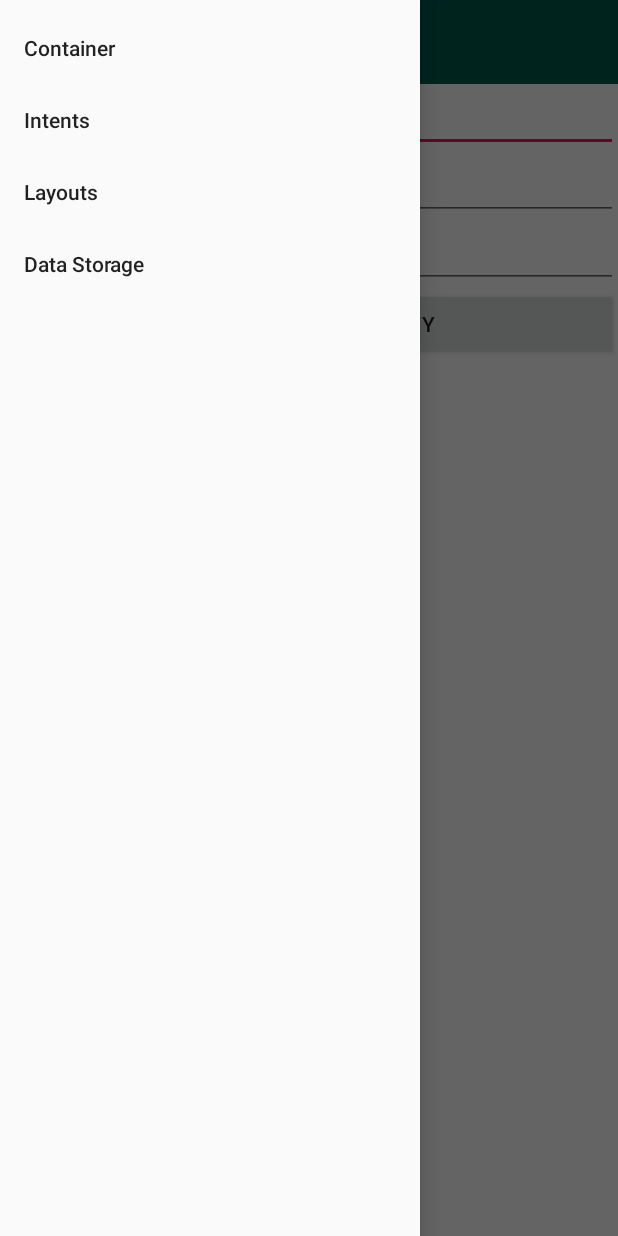
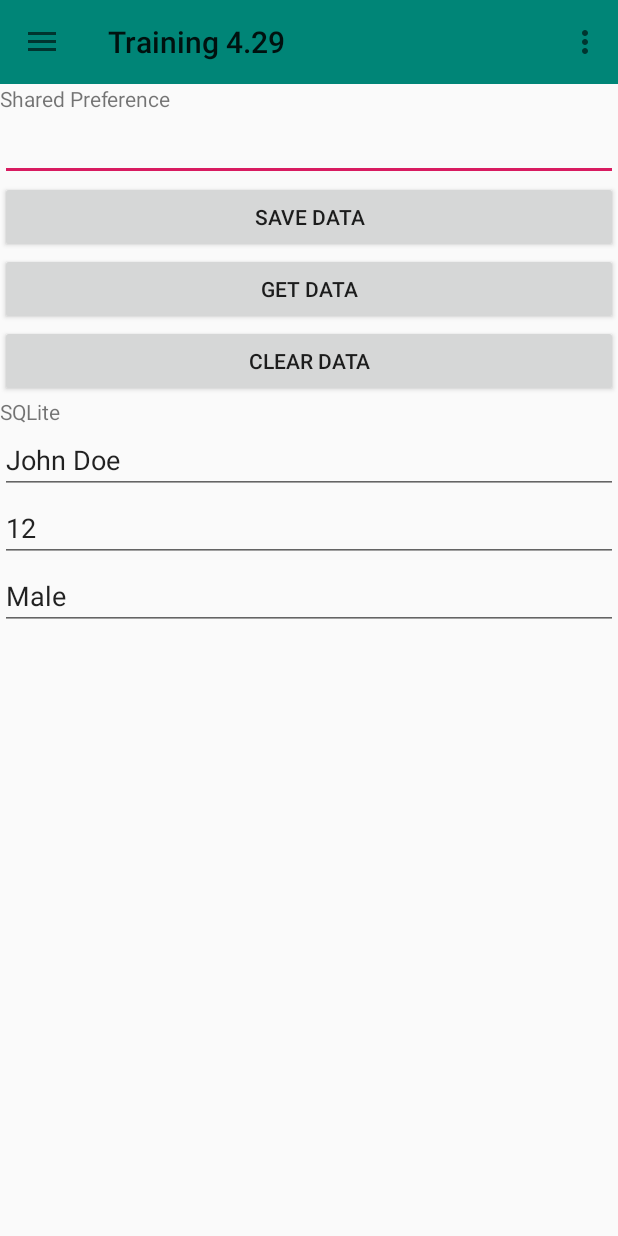
Before and after one commit to DroidSingh89/Training_4_29, an Android app: the screen it shows after launch (LayoutActivity before the commit, StorageActivity after it), in the side drawer, after a tap on "Data Storage", on a phone screen of 412 x 824 dp. Run offline under Robolectric (Android 15) with nearby library versions, the phone set to English and light mode, and no system bars.

Commit message:
update containers and storage(partial)

```diff
--- a/app/src/main/java/com/example/training_4_29/BaseActivity.kt
+++ b/app/src/main/java/com/example/training_4_29/BaseActivity.kt
@@ -12,6 +12,8 @@ import android.util.Log
 import android.view.Menu
 import android.view.MenuItem
 import android.view.View
+import com.example.training_4_29.activity.ContainerActivity
+import com.example.training_4_29.activity.StorageActivity
 
 
 open class BaseActivity : AppCompatActivity(), NavigationView.OnNavigationItemSelectedListener {
@@ -82,8 +84,8 @@ open class BaseActivity : AppCompatActivity(), NavigationView.OnNavigationItemSe
             R.id.container -> {
                 startActivity(Intent(applicationContext, ContainerActivity::class.java))
             }
-            R.id.layouts -> {
-
+            R.id.dataStorage -> {
+                startActivity(Intent(applicationContext, StorageActivity::class.java))
             }
 
         }
--- a/app/src/main/java/com/example/training_4_29/IntentsActivity.kt
+++ b/app/src/main/java/com/example/training_4_29/activity/IntentsActivity.kt
@@ -1,4 +1,4 @@
-package com.example.training_4_29
+package com.example.training_4_29.activity
 
 import android.content.Intent
 import android.os.Bundle
@@ -6,6 +6,8 @@ import android.util.Log
 import android.view.View
 import android.widget.EditText
 import android.widget.Toast
+import com.example.training_4_29.BaseActivity
+import com.example.training_4_29.R
 import com.example.training_4_29.kotlinReview.Animal
 import com.example.training_4_29.kotlinReview.Person
 
--- a/app/src/main/java/com/example/training_4_29/LayoutActivity.kt
+++ b/app/src/main/java/com/example/training_4_29/activity/LayoutActivity.kt
@@ -1,4 +1,4 @@
-package com.example.training_4_29
+package com.example.training_4_29.activity
 
 import android.content.Intent
 import android.content.res.Configuration
@@ -8,6 +8,8 @@ import android.view.Menu
 import android.view.MenuItem
 import android.view.View
 import android.widget.*
+import com.example.training_4_29.BaseActivity
+import com.example.training_4_29.R
 import com.example.training_4_29.kotlinReview.Animal
 import com.example.training_4_29.kotlinReview.Person
 
--- /dev/null
+++ b/app/src/main/java/com/example/training_4_29/activity/StorageActivity.kt
@@ -0,0 +1,35 @@
+package com.example.training_4_29.activity
+
+import android.content.Context
+import android.content.SharedPreferences
+import android.os.Bundle
+import com.example.training_4_29.BaseActivity
+import com.example.training_4_29.R
+import com.example.training_4_29.utils.toast
+import kotlinx.android.synthetic.main.activity_storage.*
+
+class StorageActivity : BaseActivity() {
+
+    override fun onCreate(savedInstanceState: Bundle?) {
+        super.onCreate(savedInstanceState)
+        setContentView(R.layout.activity_storage)
+
+        val sharedPref : SharedPreferences = getSharedPreferences("MySharedPref", Context.MODE_PRIVATE)
+        val editor : SharedPreferences.Editor = sharedPref.edit()
+
+        btnSaveData.setOnClickListener {
+            editor.putString("value", etSharedPref.text.toString())
+//            editor.commit() //commit() return boolean and would write the data
+//            synchronously, apply() would do async
+            editor.apply()
+            toast("Saved")
+        }
+        btnGetData.setOnClickListener { toast(sharedPref.getString("value", "default value")) }
+        btnClearData.setOnClickListener {
+            editor.clear()
+            editor.apply()
+            toast("Cleared")
+        }
+
+    }
+}
--- a/app/src/main/java/com/example/training_4_29/utils/Extensions.kt
+++ b/app/src/main/java/com/example/training_4_29/utils/Extensions.kt
@@ -3,6 +3,12 @@ package com.example.training_4_29.utils
 import android.content.Context
 import android.content.Intent
 import android.support.v7.app.AppCompatActivity
+import android.widget.Toast
+
+
+fun Context.toast(message: String?){
+    Toast.makeText(this, message, Toast.LENGTH_SHORT).show()
+}
 
 class Test{
 
--- a/app/src/main/res/layout/activity_container.xml
+++ b/app/src/main/res/layout/activity_container.xml
@@ -6,7 +6,7 @@
         xmlns:app="http://schemas.android.com/apk/res-auto"
         android:layout_width="match_parent"
         android:layout_height="match_parent"
-        tools:context=".ContainerActivity">
+        tools:context=".activity.ContainerActivity">
 
     <TextView
             android:text="ListView"
--- a/app/src/main/res/layout/activity_second.xml
+++ b/app/src/main/res/layout/activity_second.xml
@@ -6,7 +6,7 @@
         xmlns:app="http://schemas.android.com/apk/res-auto"
         android:layout_width="match_parent"
         android:layout_height="match_parent"
-        tools:context=".IntentsActivity">
+        tools:context=".activity.IntentsActivity">
 
 
     <EditText
--- /dev/null
+++ b/app/src/main/res/layout/activity_storage.xml
@@ -0,0 +1,47 @@
+<?xml version="1.0" encoding="utf-8"?>
+<LinearLayout
+        xmlns:android="http://schemas.android.com/apk/res/android"
+        xmlns:tools="http://schemas.android.com/tools"
+        xmlns:app="http://schemas.android.com/apk/res-auto"
+        android:orientation="vertical"
+        android:layout_width="match_parent"
+        android:layout_height="match_parent"
+        tools:context=".activity.StorageActivity">
+
+
+    <TextView android:text="Shared Preference"
+              android:layout_width="wrap_content"
+              android:layout_height="wrap_content"/>
+
+    <EditText
+            android:id="@+id/etSharedPref"
+            android:layout_width="match_parent"
+            android:layout_height="wrap_content"/>
+    <Button
+            android:id="@+id/btnSaveData"
+            android:text="Save data"
+            android:layout_width="match_parent"
+            android:layout_height="wrap_content"/>
+
+    <Button
+            android:id="@+id/btnGetData"
+            android:text="Get data"
+            android:layout_width="match_parent"
+            android:layout_height="wrap_content"/>
+
+    <Button
+            android:id="@+id/btnClearData"
+            android:text="Clear data"
+            android:layout_width="match_parent"
+            android:layout_height="wrap_content"/>
+
+    <TextView android:text="SQLite"
+              android:layout_width="match_parent"
+              android:layout_height="wrap_content"/>
+
+
+    <!--person layout-->
+    <include layout="@layout/person_layout"/>
+
+
+</LinearLayout>
--- /dev/null
+++ b/app/src/main/res/layout/person_layout.xml
@@ -0,0 +1,22 @@
+<?xml version="1.0" encoding="utf-8"?>
+<merge xmlns:tools="http://schemas.android.com/tools" xmlns:android="http://schemas.android.com/apk/res/android"
+       tools:showIn="@layout/activity_main">
+    <EditText
+            android:hint="Name"
+            android:text="John Doe"
+            android:id="@+id/etPersonName"
+            android:layout_width="match_parent"
+            android:layout_height="wrap_content"/>
+    <EditText
+            android:hint="Age"
+            android:text="12"
+            android:id="@+id/etPersonAge"
+            android:layout_width="match_parent"
+            android:layout_height="wrap_content"/>
+    <EditText
+            android:text="Male"
+            android:hint="Gender"
+            android:id="@+id/etPersonGender"
+            android:layout_width="match_parent"
+            android:layout_height="wrap_content"/>
+</merge>
```
Also changed, not shown: app/src/main/AndroidManifest.xml (+7 -6 lines), app/src/main/java/com/example/training_4_29/activity/ContainerActivity.kt (renamed from app/src/main/java/com/example/training_4_29/ContainerActivity.kt, +8 -1 lines), app/src/main/java/com/example/training_4_29/adapter/AnimalListAdapter.kt (added, +50 -0 lines), app/src/main/java/com/example/training_4_29/model/data/PersonContract.kt (added, +29 -0 lines), app/src/main/java/com/example/training_4_29/model/data/PersonDatabase.kt (added, +57 -0 lines), app/src/main/java/com/example/training_4_29/model/entities/ModelGenerator.kt (+13 -1 lines), app/src/main/res/layout/activity_main.xml (+2 -19 lines), app/src/main/res/layout/recycler_item_animal.xml (added, +22 -0 lines).
